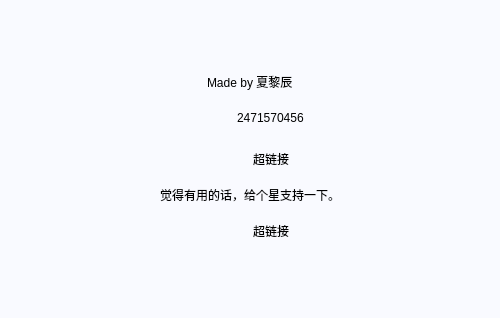
Above: about.ui from zcy946/MovieTicktesManagementSystem before the change. Below: the same form after it.
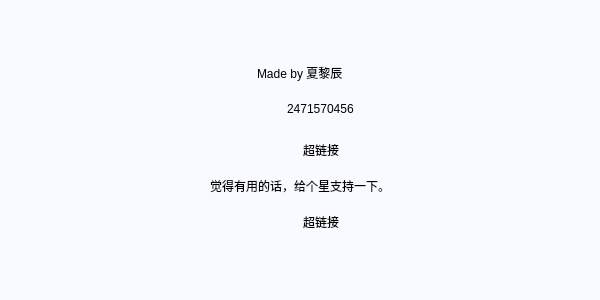
That is the form after the change. Icons and pictures are not drawn.

Commit message: 修改细节

The edit to the form file:
```diff
--- a/about.ui
+++ b/about.ui
@@ -6,20 +6,20 @@
    <rect>
     <x>0</x>
     <y>0</y>
-    <width>500</width>
-    <height>318</height>
+    <width>600</width>
+    <height>300</height>
    </rect>
   </property>
   <property name="minimumSize">
    <size>
-    <width>500</width>
+    <width>600</width>
     <height>300</height>
    </size>
   </property>
   <property name="maximumSize">
    <size>
-    <width>500</width>
-    <height>318</height>
+    <width>600</width>
+    <height>300</height>
    </size>
   </property>
   <property name="windowTitle">
```
The commit also changes 2 other files.
